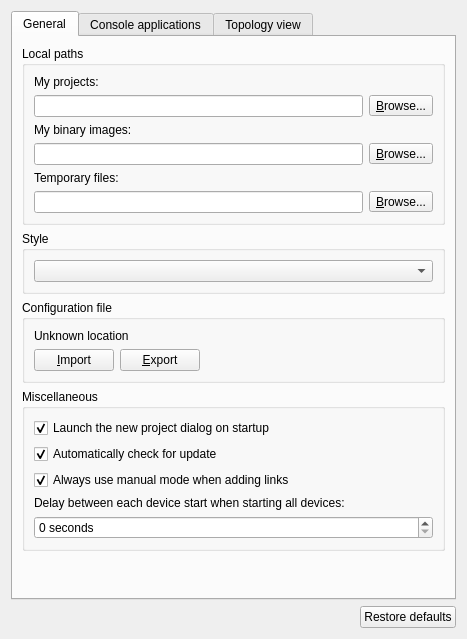
GNS3/gns3-gui, file gns3/ui/general_preferences_page.ui: the form before one commit.
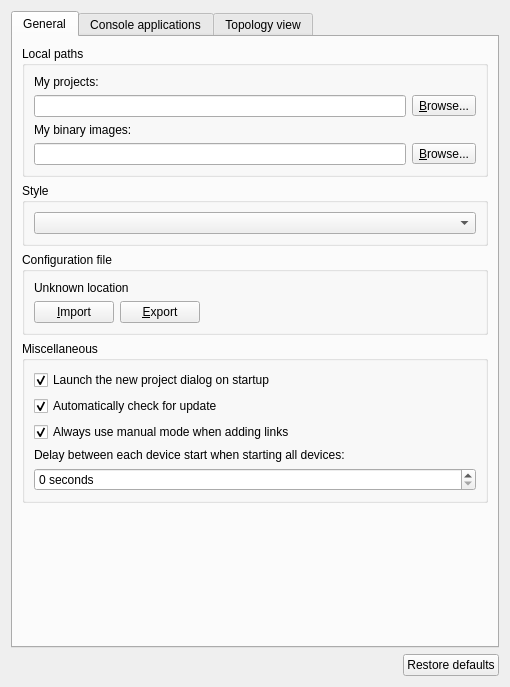
The form after the commit.

Commit message: Drop temporary directory settings in UI

```diff
--- a/gns3/ui/general_preferences_page.ui
+++ b/gns3/ui/general_preferences_page.ui
@@ -6,8 +6,8 @@
    <rect>
     <x>0</x>
     <y>0</y>
-    <width>467</width>
-    <height>639</height>
+    <width>510</width>
+    <height>687</height>
    </rect>
   </property>
   <property name="windowTitle">
@@ -86,34 +86,6 @@
             </item>
            </layout>
           </item>
-          <item row="4" column="0">
-           <widget class="QLabel" name="uiTemporaryFilesPathLabel">
-            <property name="text">
-             <string>Temporary files:</string>
-            </property>
-           </widget>
-          </item>
-          <item row="5" column="0">
-           <layout class="QHBoxLayout" name="horizontalLayout_3">
-            <item>
-             <widget class="QLineEdit" name="uiTemporaryFilesPathLineEdit">
-              <property name="toolTip">
-               <string>Directory where temporary files are stored</string>
-              </property>
-             </widget>
-            </item>
-            <item>
-             <widget class="QToolButton" name="uiTemporaryFilesPathToolButton">
-              <property name="text">
-               <string>&amp;Browse...</string>
-              </property>
-              <property name="toolButtonStyle">
-               <enum>Qt::ToolButtonTextOnly</enum>
-              </property>
-             </widget>
-            </item>
-           </layout>
-          </item>
          </layout>
         </widget>
        </item>
```
The commit also changes 5 other files.
